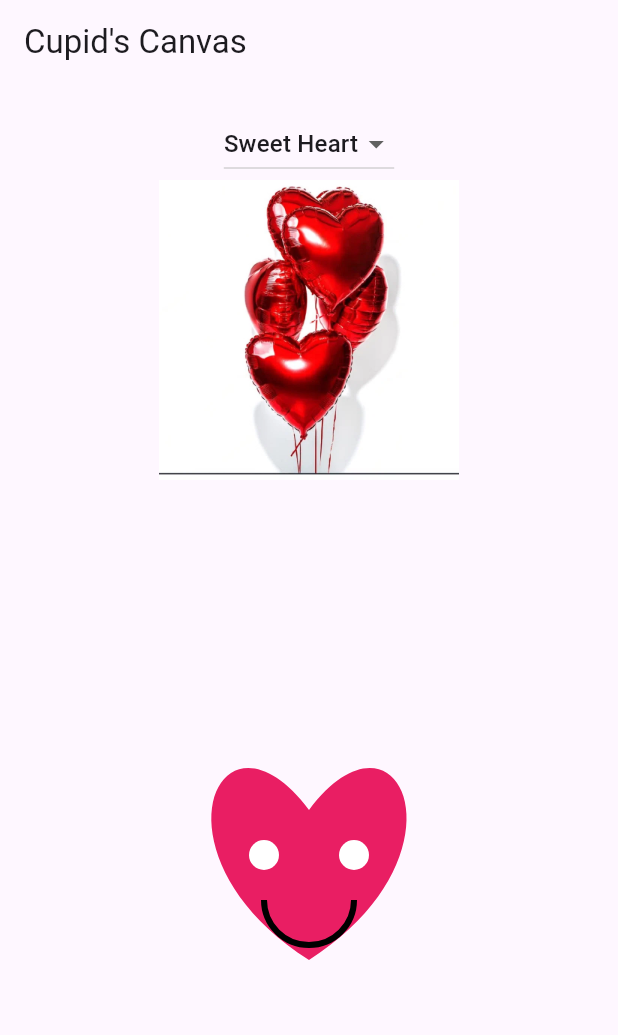
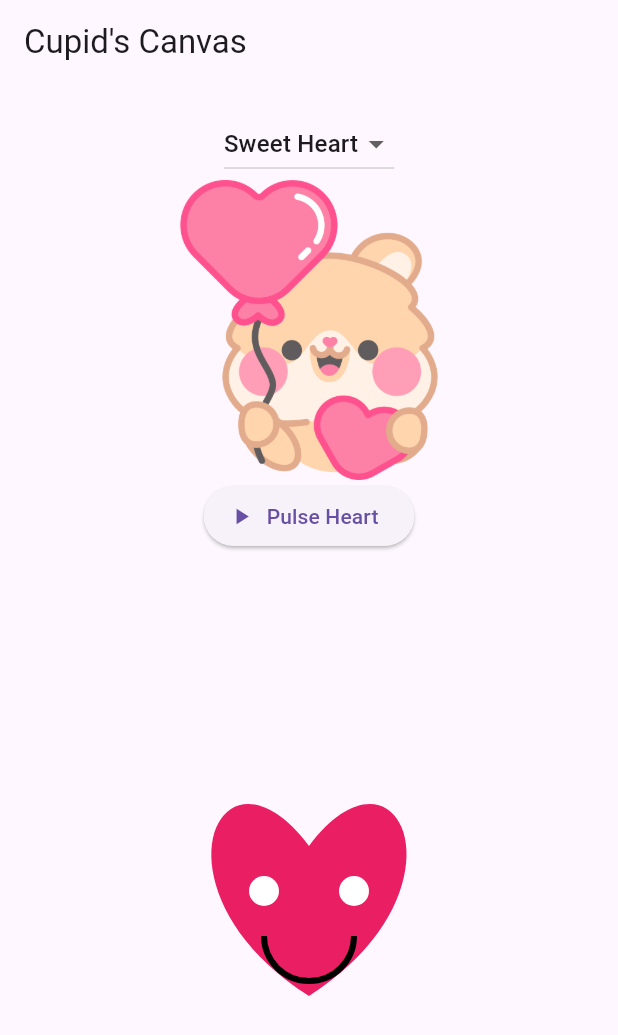
Before and after one commit to Myriad21/Act03_-Cupids_Code_Challenge, a Flutter app: the screen it shows after launch, on a phone screen of 412 x 824 dp. Shown: the top 1035 px of the screen. Run offline on Flutter 3.47's test engine with Material 3 defaults, Android fonts, the phone set to English and light mode, and no system bars.

Commit message:
Part 1 Core Features
- Pulse Control

```diff
--- a/lib/main.dart
+++ b/lib/main.dart
@@ -22,7 +22,32 @@
   State<ValentineHome> createState() => _ValentineHomeState();
 }
 
-class _ValentineHomeState extends State<ValentineHome> {
+class _ValentineHomeState extends State<ValentineHome> with SingleTickerProviderStateMixin {
+  late final AnimationController _pulseController;
+  late final Animation<double> _pulseAnim;
+  bool isPulsing = false;
+
+  @override
+  void initState() {
+    super.initState();
+
+    _pulseController = AnimationController(
+      vsync: this,
+      duration: const Duration(milliseconds: 700),
+    );
+
+    _pulseAnim = Tween<double>(begin: 1.0, end: 1.12).animate(
+      CurvedAnimation(parent: _pulseController, curve: Curves.easeInOut),
+    );
+  }
+
+  @override
+  void dispose() {
+    _pulseController.dispose();
+    super.dispose();
+  }
+
+
   final List<String> emojiOptions = ['Sweet Heart', 'Party Heart'];
   String selectedEmoji = 'Sweet Heart';
 
@@ -42,17 +67,43 @@
           ),
 
           Image.asset(
-            'assets/images/heart_balloons.webp',
+            'assets/images/bmyvalentine.png',
             width: 200,
             height: 200,
           ),
 
+        // Pulse Start-Stop button
+          ElevatedButton.icon(
+            onPressed: () {
+              setState(() => isPulsing = !isPulsing);
+
+              if (isPulsing) {
+                _pulseController.repeat(reverse: true);
+              } else {
+                _pulseController.stop();
+                _pulseController.reset(); // goes back to scale 1.0
+              }
+            },
+            icon: Icon(isPulsing ? Icons.pause : Icons.play_arrow),
+            label: Text(isPulsing ? 'Stop Pulse' : 'Pulse Heart'),
+          ),
+
+
           const SizedBox(height: 16),
           Expanded(
             child: Center(
-              child: CustomPaint(
-                size: const Size(300, 300),
-                painter: HeartEmojiPainter(type: selectedEmoji),
+              child: AnimatedBuilder(
+                animation: _pulseAnim,
+                builder: (context, child) {
+                  return Transform.scale(
+                    scale: _pulseAnim.value,
+                    child: child,
+                  );
+                },
+                child: CustomPaint(
+                  size: const Size(300, 300),
+                  painter: HeartEmojiPainter(type: selectedEmoji),
+                ),
               ),
             ),
           ),
```
